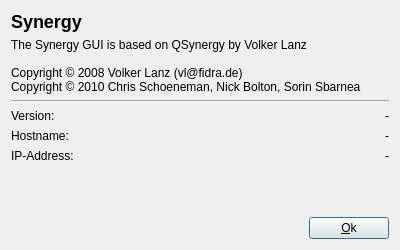
First picture: the form in branches/1.4/src/gui/res/AboutDialogBase.ui, repository svn2github/synergy-plus, before the edit.
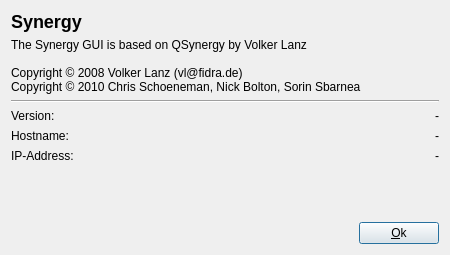
Second picture: the form after the edit.

Commit message: fixed version checker method name conflict, and about dialog crashing on lion

Patch:
```diff
--- a/branches/1.4/src/gui/res/AboutDialogBase.ui
+++ b/branches/1.4/src/gui/res/AboutDialogBase.ui
@@ -8,6 +8,14 @@
   <property name="enabled">
    <bool>true</bool>
   </property>
+  <property name="geometry">
+   <rect>
+    <x>0</x>
+    <y>0</y>
+    <width>450</width>
+    <height>255</height>
+   </rect>
+  </property>
   <property name="sizePolicy">
    <sizepolicy hsizetype="Preferred" vsizetype="Preferred">
     <horstretch>0</horstretch>
@@ -16,14 +24,14 @@
   </property>
   <property name="minimumSize">
    <size>
-    <width>400</width>
+    <width>450</width>
     <height>250</height>
    </size>
   </property>
   <property name="maximumSize">
    <size>
-    <width>400</width>
-    <height>250</height>
+    <width>450</width>
+    <height>255</height>
    </size>
   </property>
   <property name="windowTitle">
@@ -165,13 +173,13 @@
      </property>
     </widget>
    </item>
-   <item row="1" column="0" colspan="2">
+   <item row="1" column="0" rowspan="2" colspan="2">
     <widget class="QLabel" name="label_3">
      <property name="text">
-      <string>The Synergy GUI is based on QSynergy by Volker Lanz
-
-Copyright © 2008 Volker Lanz (vl@fidra.de)
-Copyright © 2010 Chris Schoeneman, Nick Bolton, Sorin Sbarnea</string>
+      <string>&lt;p&gt;The Synergy GUI is based on QSynergy by Volker Lanz&lt;br/&gt;
+&lt;br/&gt;
+Copyright © 2008 Volker Lanz (vl@fidra.de)&lt;br/&gt;
+Copyright © 2010 Chris Schoeneman, Nick Bolton, Sorin Sbarnea&lt;/p&gt;</string>
      </property>
      <property name="wordWrap">
       <bool>true</bool>
```
The commit also changes 3 other files.
